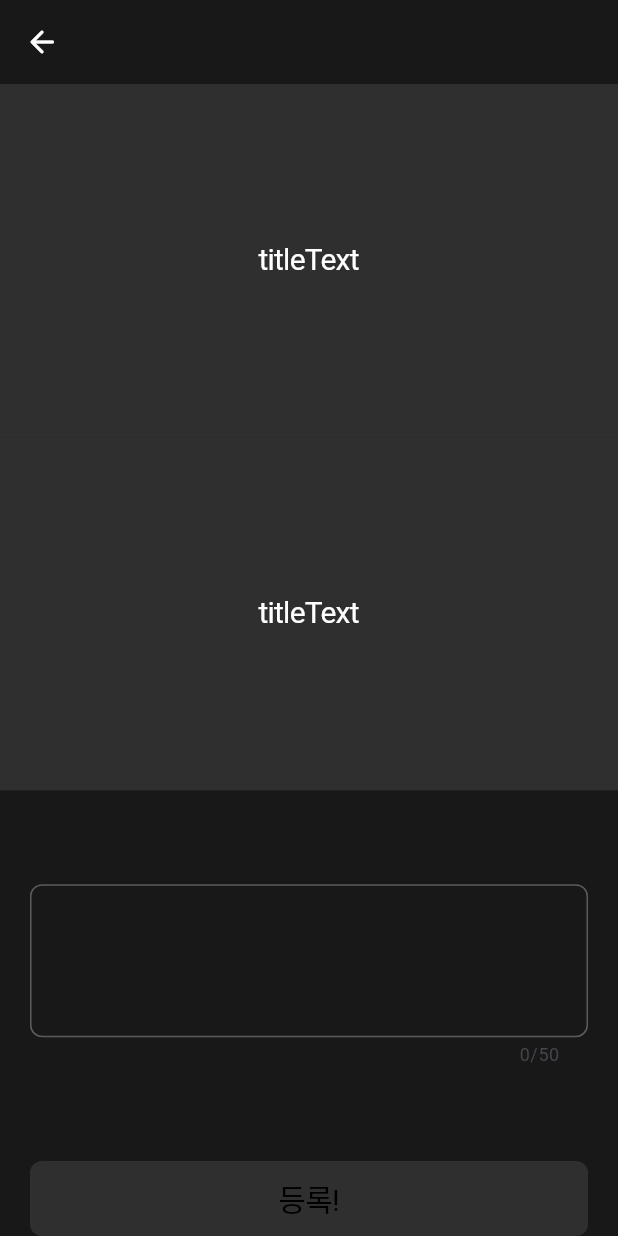
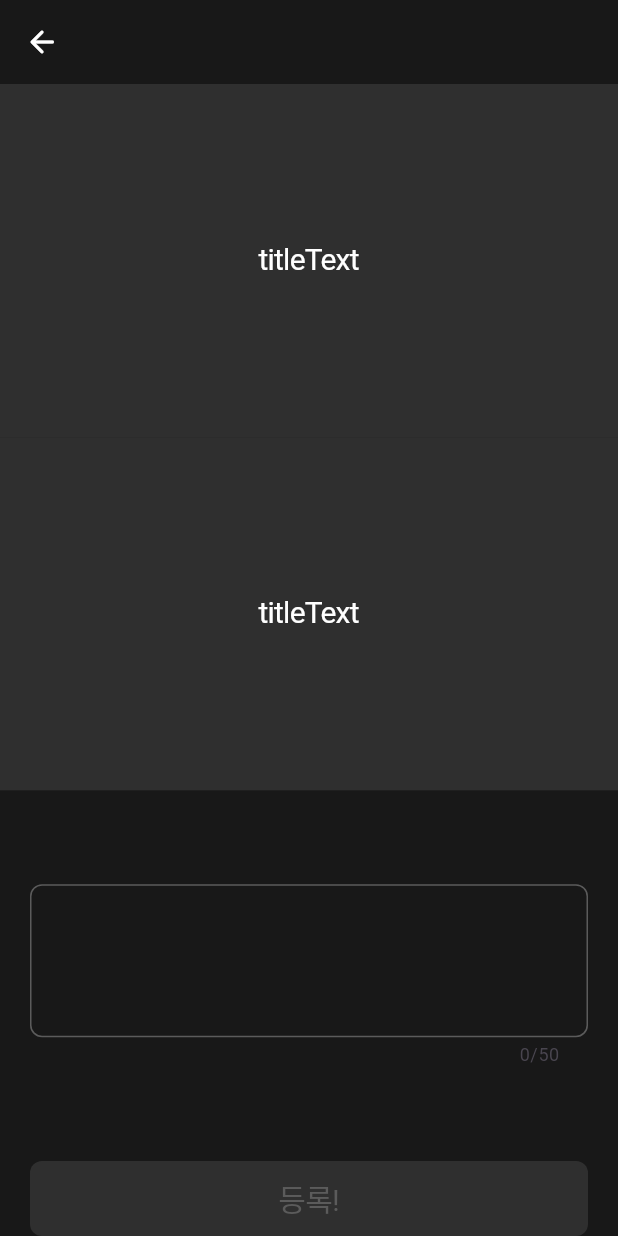
Before and after one commit to NOGUEN/dilemma_cafe, a Flutter app: the DillemaView screen opened by its route, on a phone screen of 412 x 824 dp. Run offline on Flutter 3.47's test engine with Material 3 defaults, Android fonts, the light colour scheme and no system bars; our stand-ins replace flutter_svg; Roboto replaces fonts that are missing (Jalnan).

Commit message:
fix: 위젯들 일부 수정

```diff
--- a/lib/ui/widgets/dillema_cafe_button.dart
+++ b/lib/ui/widgets/dillema_cafe_button.dart
@@ -36,7 +36,7 @@ class _DillemaCafeButtonState extends State<DillemaCafeButton> {
           child: Text(
             widget.titleText,
             style: AppTextStyles.dillemaDisplay.copyWith(
-              color: AppColors.black,
+              color: widget.isAvailable ? AppColors.black : AppColors.gray,
             ),
           ),
         ),
--- a/lib/ui/widgets/dillema_pick_button.dart
+++ b/lib/ui/widgets/dillema_pick_button.dart
@@ -72,7 +72,7 @@ class _DillemaPickButtonState extends State<DillemaPickButton> {
               width: double.infinity,
               decoration: BoxDecoration(
                 border: Border.all(
-                  width: 2,
+                  width: 5,
                   color: AppColors.primary,
                   strokeAlign: BorderSide.strokeAlignInside,
                 ),
```
Also changed, not shown: lib/ui/widgets/dillema_list_cell.dart (+5 -2 lines).
